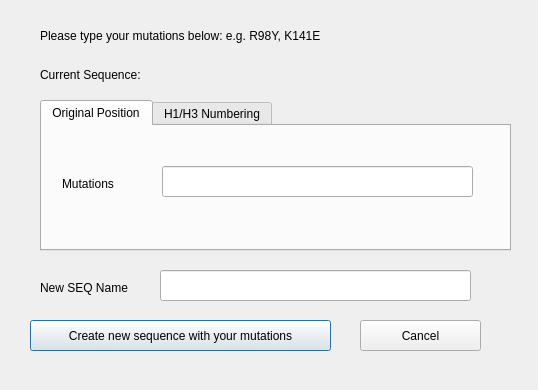
WilsonImmunologyLab/Librator, file mutationdialog.ui: the form before one commit.
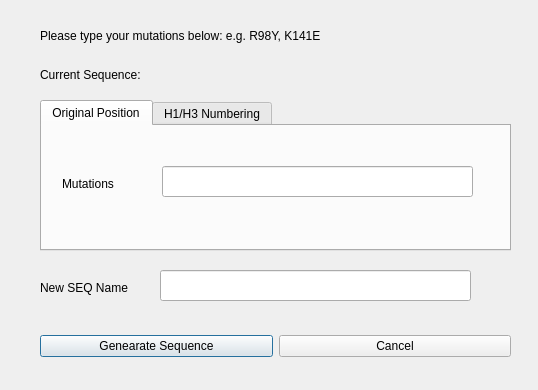
The form after the commit.

Patch:
```diff
--- a/mutationdialog.ui
+++ b/mutationdialog.ui
@@ -13,22 +13,6 @@
   <property name="windowTitle">
    <string>Generate mutated sequence</string>
   </property>
-  <widget class="QPushButton" name="addMutation">
-   <property name="geometry">
-    <rect>
-     <x>30</x>
-     <y>320</y>
-     <width>301</width>
-     <height>31</height>
-    </rect>
-   </property>
-   <property name="text">
-    <string>Create new sequence with your mutations</string>
-   </property>
-   <property name="default">
-    <bool>true</bool>
-   </property>
-  </widget>
   <widget class="QLabel" name="Title">
    <property name="geometry">
     <rect>
@@ -42,19 +26,6 @@
     <string>Please type your mutations below: e.g. R98Y, K141E</string>
    </property>
   </widget>
-  <widget class="QPushButton" name="cancel">
-   <property name="geometry">
-    <rect>
-     <x>360</x>
-     <y>320</y>
-     <width>121</width>
-     <height>31</height>
-    </rect>
-   </property>
-   <property name="text">
-    <string>Cancel</string>
-   </property>
-  </widget>
   <widget class="QLabel" name="labelSeqName">
    <property name="geometry">
     <rect>
@@ -196,6 +167,35 @@
     <string>Current Sequence: </string>
    </property>
   </widget>
+  <widget class="QWidget" name="horizontalLayoutWidget">
+   <property name="geometry">
+    <rect>
+     <x>40</x>
+     <y>330</y>
+     <width>471</width>
+     <height>32</height>
+    </rect>
+   </property>
+   <layout class="QHBoxLayout" name="horizontalLayout">
+    <item>
+     <widget class="QPushButton" name="addMutation">
+      <property name="text">
+       <string>Genearate Sequence</string>
+      </property>
+      <property name="default">
+       <bool>true</bool>
+      </property>
+     </widget>
+    </item>
+    <item>
+     <widget class="QPushButton" name="cancel">
+      <property name="text">
+       <string>Cancel</string>
+      </property>
+     </widget>
+    </item>
+   </layout>
+  </widget>
  </widget>
  <resources/>
  <connections/>
```
